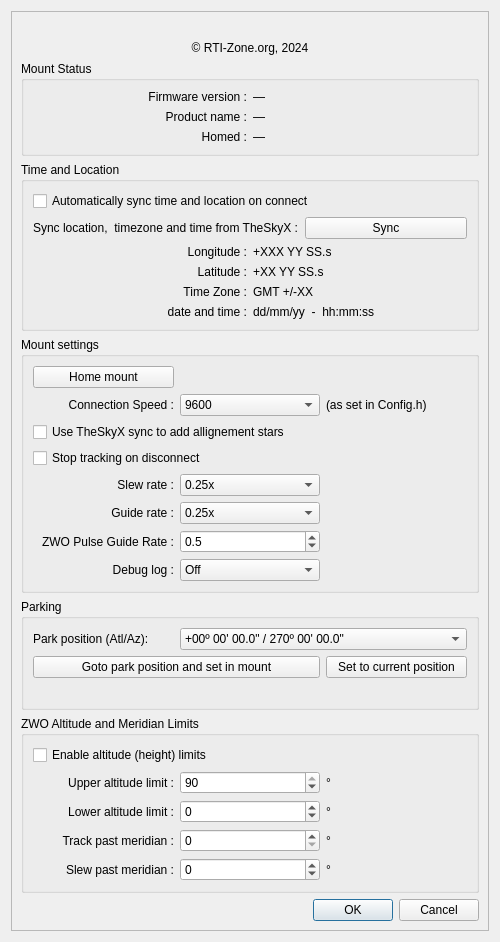
Above: OnStep.ui from rpineau/OnStep before the change. Below: the same form after it.
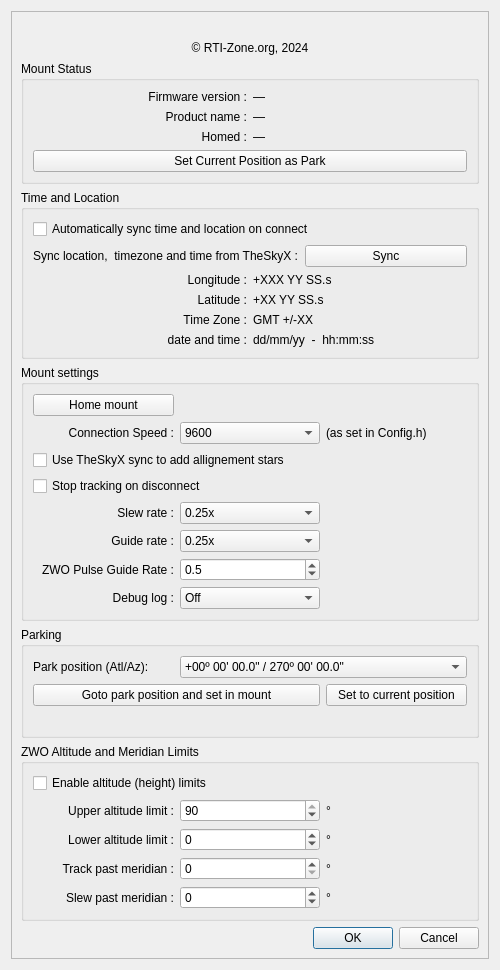
That is the form after the change. Icons and pictures are not drawn. Custom widgets are drawn as their Qt base class.

What changed in the file:
```diff
--- a/OnStep.ui
+++ b/OnStep.ui
@@ -109,6 +109,13 @@
            </property>
           </widget>
          </item>
+         <item row="3" column="0" colspan="2">
+          <widget class="QPushButton" name="pushButton_zwoSetPark">
+           <property name="text">
+            <string>Set Current Position as Park</string>
+           </property>
+          </widget>
+         </item>
         </layout>
        </widget>
       </item>
```
